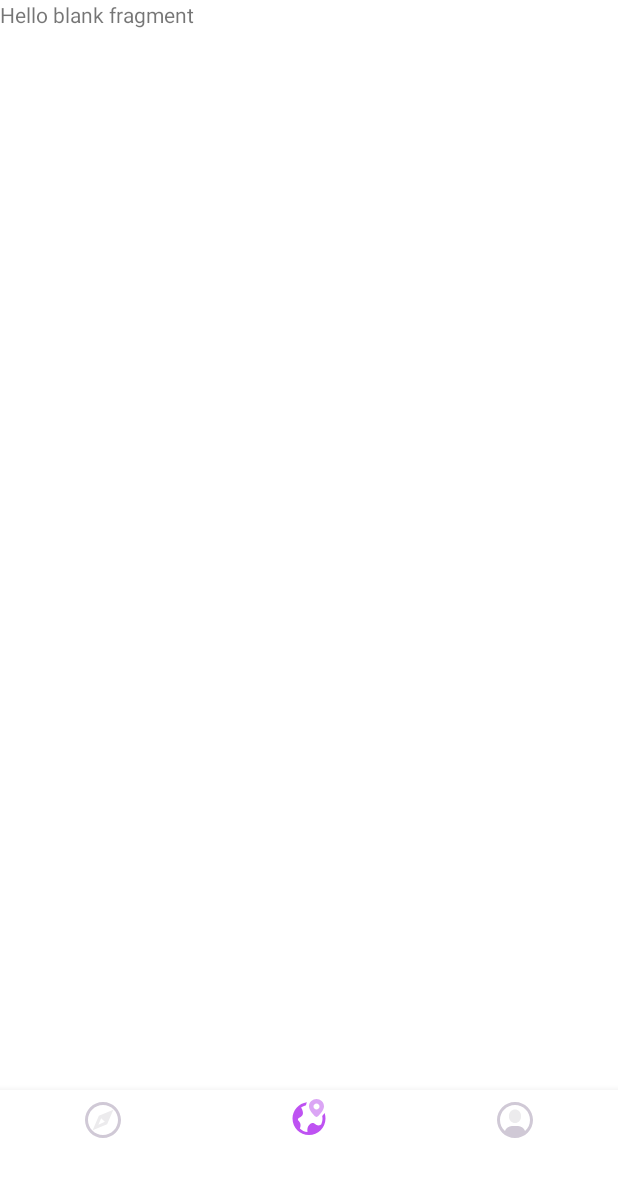
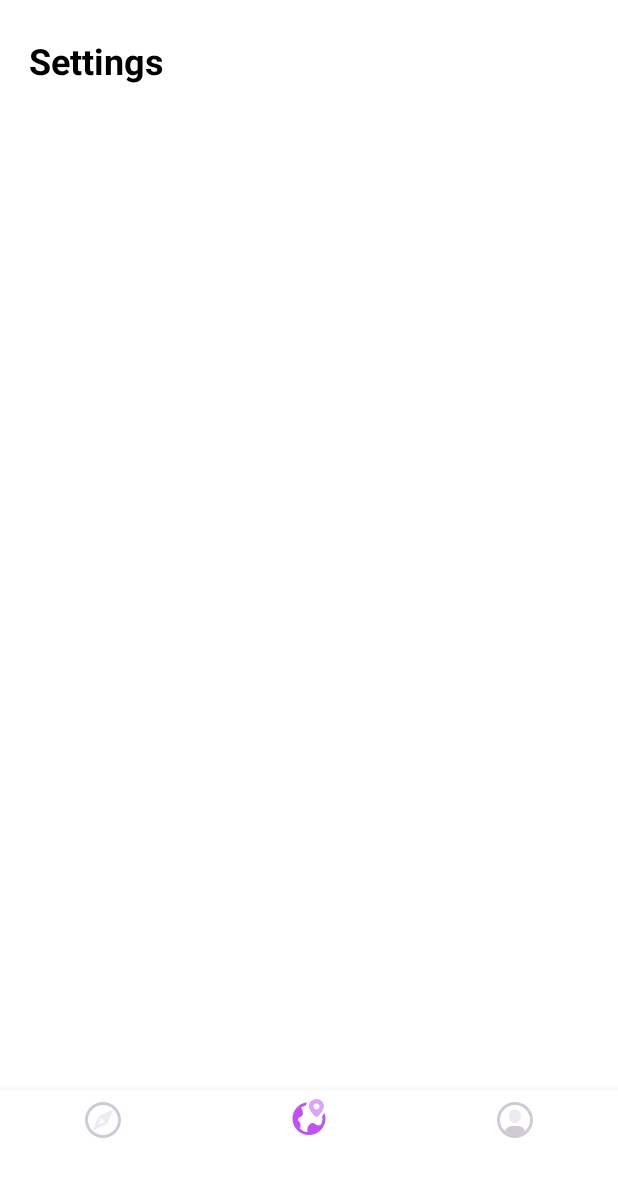
Before and after one commit to sherruh/QuizApp2, an Android app: the screen it shows after launch (MainActivity), item 2 of the bottom bar chosen, on a phone screen of 412 x 824 dp. Shown: the top 1177 px of the screen. Run offline under Robolectric (Android 15) with nearby library versions, the phone set to English and light mode, and no system bars.

Commit message:
add toolbars to fragments

```diff
--- a/app/src/main/res/layout/fragment_settings.xml
+++ b/app/src/main/res/layout/fragment_settings.xml
@@ -1,14 +1,21 @@
 <?xml version="1.0" encoding="utf-8"?>
-<FrameLayout xmlns:android="http://schemas.android.com/apk/res/android"
-    xmlns:tools="http://schemas.android.com/tools"
+<androidx.constraintlayout.widget.ConstraintLayout xmlns:tools="http://schemas.android.com/tools"
+    xmlns:android="http://schemas.android.com/apk/res/android"
     android:layout_width="match_parent"
     android:layout_height="match_parent"
+    xmlns:app="http://schemas.android.com/apk/res-auto"
     tools:context=".settings.SettingsFragment">
 
 
-    <TextView
+    <androidx.appcompat.widget.Toolbar
         android:layout_width="match_parent"
-        android:layout_height="match_parent"
-        android:text="@string/hello_blank_fragment" />
+        android:layout_height="?attr/actionBarSize"
+        app:layout_constraintTop_toTopOf="parent"
+        >
+        <TextView
+            style="@style/TextTitle"
+            android:text="Settings"
+            />
+    </androidx.appcompat.widget.Toolbar>
 
-</FrameLayout>
+</androidx.constraintlayout.widget.ConstraintLayout>
--- a/app/src/main/res/values/styles.xml
+++ b/app/src/main/res/values/styles.xml
@@ -6,12 +6,13 @@
         <item name="windowActionBar">false</item>
         <item name="windowNoTitle">true</item>
         <item name="android:windowBackground">@color/colorPrimary</item>
+        <item name="android:windowFullscreen">true</item>
     </style>
     <style name="TextTitle">
         <item name="android:textSize">24sp</item>
         <item name="android:textStyle">bold</item>
         <item name="android:textColor">@color/black</item>
-        <item name="android:layout_marginTop">28dp</item>
+        <item name="android:layout_marginTop">24dp</item>
         <item name="android:layout_marginStart">19dp</item>
         <item name="android:layout_width">wrap_content</item>
         <item name="android:layout_height">wrap_content</item>
```
Also changed, not shown: app/src/main/res/layout/history_fragment.xml (+14 -7 lines), app/src/main/res/layout/main_fragment.xml (+12 -1 lines), app/src/main/res/layout/toolbar_layout.xml (deleted, +0 -11 lines).
